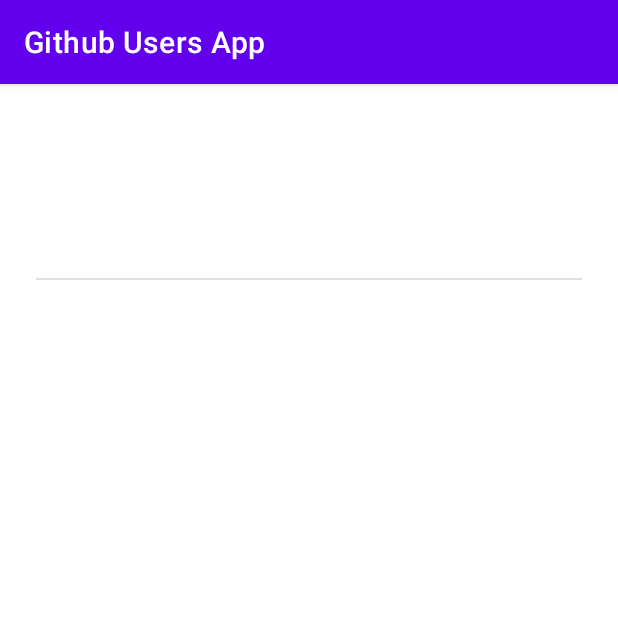
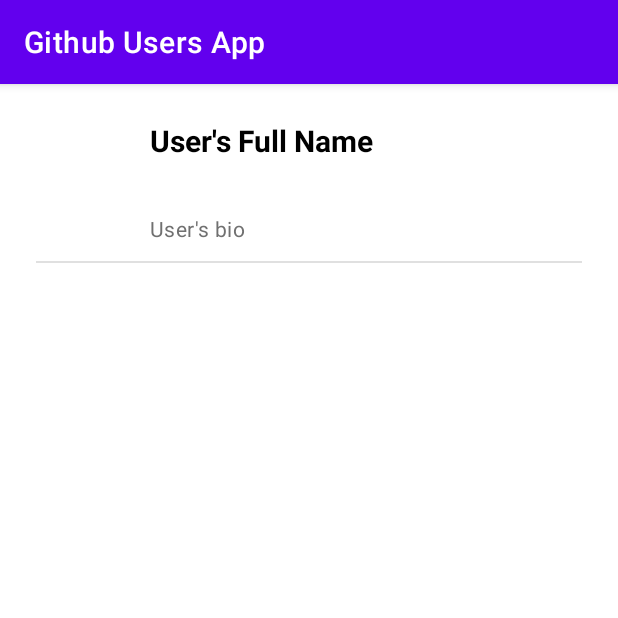
Before and after one commit to fajar-sn/github-users-app, an Android app: the fragment UserDetailFragment shown on its own in the app's theme, on a phone screen of 412 x 824 dp, the top half of it. Run offline under Robolectric (Android 15) with nearby library versions, the phone set to English and light mode, and no system bars; 3 statements that could not run were skipped.

```diff
--- a/app/src/main/AndroidManifest.xml
+++ b/app/src/main/AndroidManifest.xml
@@ -19,7 +19,7 @@
             android:name="TOKEN"
             android:value="${TOKEN}" />
         <activity
-            android:name=".ui.MainActivity"
+            android:name=".ui.helper.MainActivity"
             android:exported="true">
             <intent-filter>
                 <action android:name="android.intent.action.MAIN" />
--- a/app/src/main/java/com/fajarsn/githubusersapp/ui/detail/UserDetailFragment.kt
+++ b/app/src/main/java/com/fajarsn/githubusersapp/ui/detail/UserDetailFragment.kt
@@ -5,56 +5,43 @@ import androidx.fragment.app.Fragment
 import android.view.LayoutInflater
 import android.view.View
 import android.view.ViewGroup
+import android.widget.Button
+import android.widget.ProgressBar
+import android.widget.TextView
+import androidx.appcompat.widget.LinearLayoutCompat
+import androidx.recyclerview.widget.RecyclerView
 import com.fajarsn.githubusersapp.R
+import com.fajarsn.githubusersapp.databinding.FragmentUserDetailBinding
+import com.fajarsn.githubusersapp.ui.helper.BaseFragment
 
-// TODO: Rename parameter arguments, choose names that match
-// the fragment initialization parameters, e.g. ARG_ITEM_NUMBER
-private const val ARG_PARAM1 = "param1"
-private const val ARG_PARAM2 = "param2"
+class UserDetailFragment : BaseFragment() {
+    private lateinit var fullNameTextView: TextView
+    private lateinit var usernameTextView: TextView
+    private lateinit var bioTextView: TextView
+    private lateinit var progressBar: ProgressBar
+    private lateinit var recyclerView: RecyclerView
+    private lateinit var errorLayout: LinearLayoutCompat
+    private lateinit var errorTextView: TextView
+    private lateinit var retryButton: Button
 
-/**
- * A simple [Fragment] subclass.
- * Use the [UserDetailFragment.newInstance] factory method to
- * create an instance of this fragment.
- */
-class UserDetailFragment : Fragment() {
-    // TODO: Rename and change types of parameters
-    private var param1: String? = null
-    private var param2: String? = null
-
-    override fun onCreate(savedInstanceState: Bundle?) {
-        super.onCreate(savedInstanceState)
-        arguments?.let {
-            param1 = it.getString(ARG_PARAM1)
-            param2 = it.getString(ARG_PARAM2)
-        }
+    override fun onCreateView(
+        inflater: LayoutInflater,
+        container: ViewGroup?,
+        savedInstanceState: Bundle?,
+    ): View {
+        viewBinding = FragmentUserDetailBinding.inflate(inflater, container, false)
+        return binding.root
     }
 
-    override fun onCreateView(
-        inflater: LayoutInflater, container: ViewGroup?,
-        savedInstanceState: Bundle?,
-    ): View? {
-        // Inflate the layout for this fragment
-        return inflater.inflate(R.layout.fragment_user_detail, container, false)
+    override fun setupView() {
+        TODO("Not yet implemented")
     }
 
-    companion object {
-        /**
-         * Use this factory method to create a new instance of
-         * this fragment using the provided parameters.
-         *
-         * @param param1 Parameter 1.
-         * @param param2 Parameter 2.
-         * @return A new instance of fragment UserDetailFragment.
-         */
-        // TODO: Rename and change types and number of parameters
-        @JvmStatic
-        fun newInstance(param1: String, param2: String) =
-            UserDetailFragment().apply {
-                arguments = Bundle().apply {
-                    putString(ARG_PARAM1, param1)
-                    putString(ARG_PARAM2, param2)
-                }
-            }
+    override fun setupViewModel() {
+        TODO("Not yet implemented")
+    }
+
+    override fun setupAction() {
+        TODO("Not yet implemented")
     }
 }
--- a/app/src/main/java/com/fajarsn/githubusersapp/ui/BaseView.kt
+++ b/app/src/main/java/com/fajarsn/githubusersapp/ui/helper/BaseView.kt
@@ -1,4 +1,4 @@
-package com.fajarsn.githubusersapp.ui
+package com.fajarsn.githubusersapp.ui.helper
 
 import android.os.Bundle
 import android.text.Editable
--- a/app/src/main/java/com/fajarsn/githubusersapp/ui/main/UserListFragment.kt
+++ b/app/src/main/java/com/fajarsn/githubusersapp/ui/main/UserListFragment.kt
@@ -14,9 +14,9 @@ import androidx.recyclerview.widget.LinearLayoutManager
 import androidx.recyclerview.widget.RecyclerView
 import com.fajarsn.githubusersapp.data.repository.Result
 import com.fajarsn.githubusersapp.databinding.FragmentUserListBinding
-import com.fajarsn.githubusersapp.ui.BaseFragment
 import com.fajarsn.githubusersapp.ui.helper.ViewModelFactory
 import com.fajarsn.githubusersapp.data.entity.UserResponse
+import com.fajarsn.githubusersapp.ui.helper.BaseFragment
 
 @Suppress("UNCHECKED_CAST")
 class UserListFragment : BaseFragment() {
--- a/app/src/main/res/layout/activity_main.xml
+++ b/app/src/main/res/layout/activity_main.xml
@@ -4,7 +4,7 @@
     xmlns:tools="http://schemas.android.com/tools"
     android:layout_width="match_parent"
     android:layout_height="match_parent"
-    tools:context=".ui.MainActivity">
+    tools:context=".ui.helper.MainActivity">
 
     <androidx.fragment.app.FragmentContainerView
         android:id="@+id/container"
--- a/app/src/main/res/layout/fragment_user_detail.xml
+++ b/app/src/main/res/layout/fragment_user_detail.xml
@@ -22,14 +22,14 @@
         android:layout_width="0dp"
         android:layout_height="wrap_content"
         android:layout_marginStart="12dp"
-        android:layout_marginTop="35dp"
         android:layout_marginEnd="24dp"
         android:textColor="@color/black"
         android:textSize="20sp"
         android:textStyle="bold"
+        android:text="@string/user_s_full_name"
         app:layout_constraintEnd_toEndOf="parent"
         app:layout_constraintStart_toEndOf="@+id/imageDetailImageView"
-        app:layout_constraintTop_toTopOf="parent"
+        app:layout_constraintTop_toTopOf="@+id/imageDetailImageView"
         tools:text="Michael Strong" />
 
     <TextView
@@ -51,6 +51,7 @@
         android:layout_height="wrap_content"
         android:layout_marginTop="12dp"
         android:textColor="@color/gray_3"
+        android:text="@string/user_s_bio"
         app:layout_constraintEnd_toEndOf="@+id/usernameDetailTextView"
         app:layout_constraintStart_toStartOf="@+id/usernameDetailTextView"
         app:layout_constraintTop_toBottomOf="@+id/usernameDetailTextView"
@@ -67,12 +68,55 @@
         app:layout_constraintTop_toBottomOf="@+id/bioDetailTextView" />
 
     <androidx.recyclerview.widget.RecyclerView
+        android:id="@+id/recyclerView2"
         android:layout_width="0dp"
         android:layout_height="598dp"
         android:layout_marginStart="24dp"
         android:layout_marginEnd="24dp"
+        android:visibility="gone"
         app:layout_constraintEnd_toEndOf="parent"
         app:layout_constraintStart_toStartOf="parent"
         app:layout_constraintTop_toBottomOf="@+id/divider2"
         tools:listitem="@layout/repository_item" />
+
+    <ProgressBar
+        android:id="@+id/repoListProgressBar"
+        style="?android:attr/progressBarStyle"
+        android:layout_width="wrap_content"
+        android:layout_height="wrap_content"
+        android:visibility="gone"
+        app:layout_constraintBottom_toBottomOf="parent"
+        app:layout_constraintEnd_toEndOf="parent"
+        app:layout_constraintStart_toStartOf="parent"
+        app:layout_constraintTop_toBottomOf="@id/divider2" />
+
+    <androidx.appcompat.widget.LinearLayoutCompat
+        android:id="@+id/repoListErrorLayout"
+        android:layout_width="0dp"
+        android:layout_height="wrap_content"
+        android:orientation="vertical"
+        android:visibility="gone"
+        app:layout_constraintBottom_toBottomOf="parent"
+        app:layout_constraintEnd_toEndOf="parent"
+        app:layout_constraintStart_toStartOf="parent"
+        app:layout_constraintTop_toBottomOf="@id/divider2">
+
+        <TextView
+            android:id="@+id/repoListErrorTextView"
+            style="@style/TextAppearance.Material3.BodyLarge"
+            android:layout_width="match_parent"
+            android:layout_height="wrap_content"
+            android:textAlignment="center"
+            tools:text="Error Text" />
+
+        <Button
+            android:id="@+id/repoListRetryButton"
+            android:layout_width="wrap_content"
+            android:layout_height="wrap_content"
+            android:layout_gravity="center"
+            android:layout_marginTop="16dp"
+            android:text="@string/retry" />
+
+    </androidx.appcompat.widget.LinearLayoutCompat>
+
 </androidx.constraintlayout.widget.ConstraintLayout>
--- a/app/src/main/res/values/strings.xml
+++ b/app/src/main/res/values/strings.xml
@@ -7,4 +7,6 @@
     <string name="something_went_wrong">Something went wrong</string>
     <string name="no_result_s_found">No Result\'s found</string>
     <string name="retry">Retry</string>
+    <string name="user_s_full_name">User\'s Full Name</string>
+    <string name="user_s_bio">User\'s bio</string>
 </resources>
```
